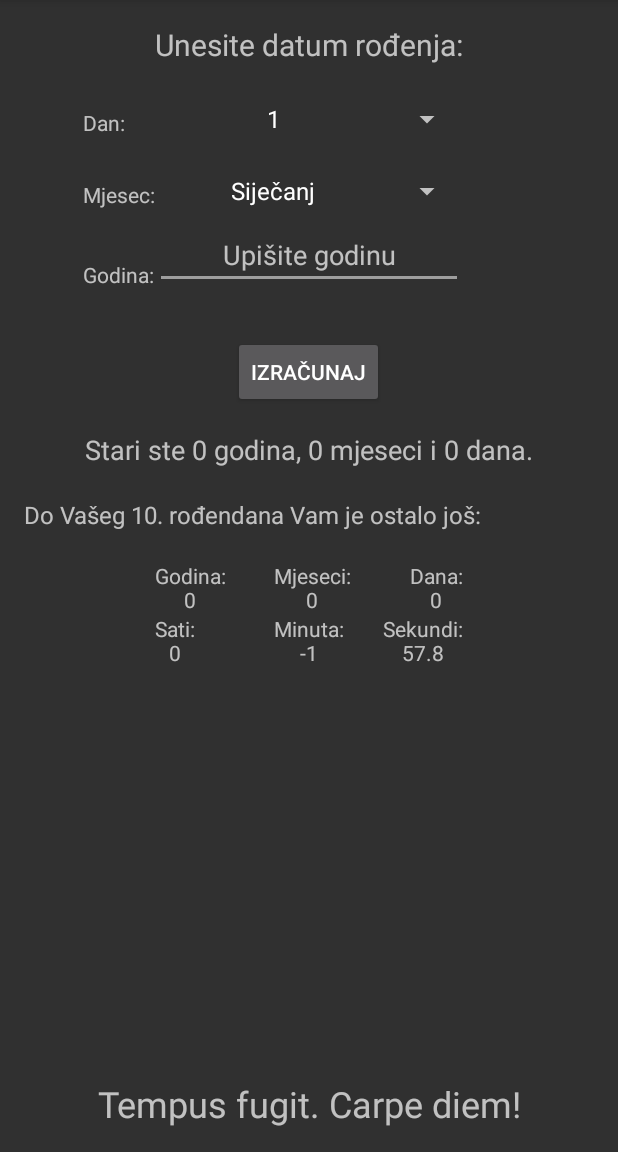
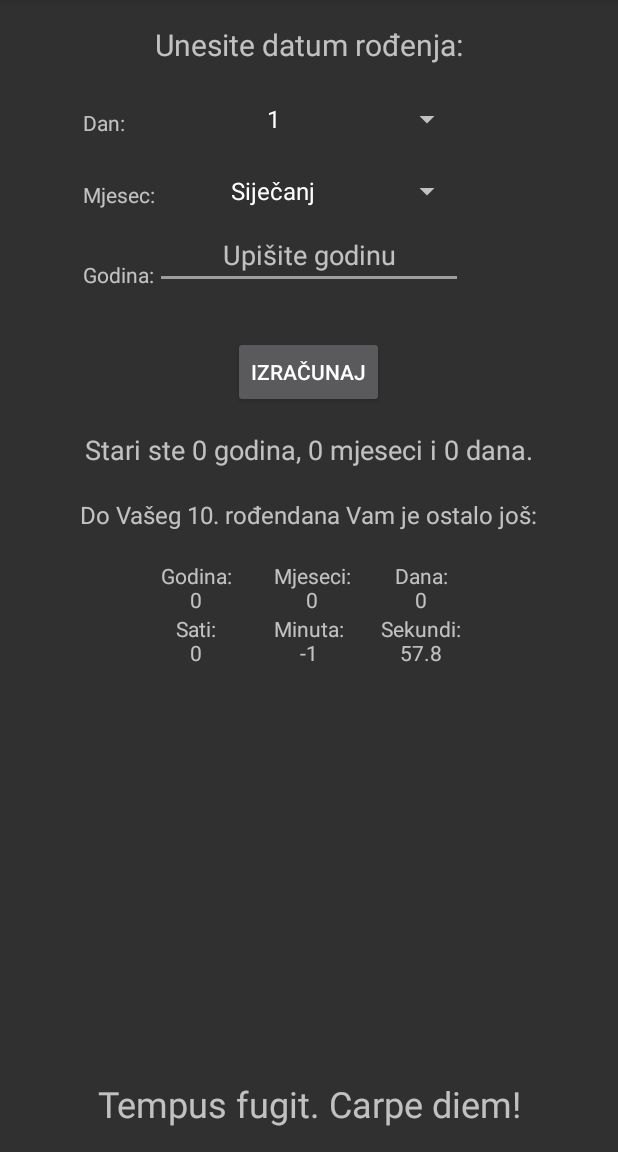
Before and after one commit to noNameDev4/KolikoSamStar, an Android app: the screen it shows after launch (MainActivity), after a tap on "IZRAČUNAJ", on a phone screen of 412 x 824 dp, the part 84-1236 px from its top. Run offline under Robolectric (Android 15) with nearby library versions, the phone set to English and light mode, and no system bars; 3 statements that could not run were skipped.

Commit message:
GUI done

```diff
--- a/Kolikosamstar/app/src/main/res/layout/activity_main.xml
+++ b/Kolikosamstar/app/src/main/res/layout/activity_main.xml
@@ -140,7 +140,8 @@
         android:layout_below="@+id/daysText"
         android:layout_alignRight="@+id/daysText"
         android:layout_centerInParent="false"
-        android:layout_centerHorizontal="true" />
+        android:layout_centerHorizontal="true"
+        android:width="55sp" />
 
     <TextView
         android:layout_width="wrap_content"
@@ -149,7 +150,8 @@
         android:textAlignment="center"
         android:layout_below="@+id/textLeft"
         android:layout_marginTop="20sp"
-        android:layout_alignRight="@+id/textview_question" />
+        android:layout_alignRight="@+id/textview_question"
+        android:width="55sp" />
 
     <TextView
         android:layout_width="wrap_content"
@@ -168,7 +170,8 @@
         android:textAlignment="center"
         android:layout_alignLeft="@+id/edittext_year"
         android:layout_below="@+id/textLeft"
-        android:layout_marginTop="20sp" />
+        android:layout_marginTop="20sp"
+        android:width="55sp" />
 
     <TextView
         android:layout_width="wrap_content"
@@ -180,7 +183,8 @@
         android:layout_centerInParent="false"
         android:layout_alignParentTop="false"
         android:layout_centerVertical="false"
-        android:layout_centerHorizontal="true" />
+        android:layout_centerHorizontal="true"
+        android:width="55sp" />
 
     <TextView
         android:layout_width="wrap_content"
@@ -190,7 +194,8 @@
         android:textSize="16sp"
         android:paddingTop="20dp"
         android:layout_below="@+id/answerText"
-        android:layout_alignParentLeft="true"
-        android:layout_alignParentStart="true" />
+        android:layout_alignParentLeft="false"
+        android:layout_alignParentStart="false"
+        android:layout_centerHorizontal="true" />
 
 </RelativeLayout>
```
